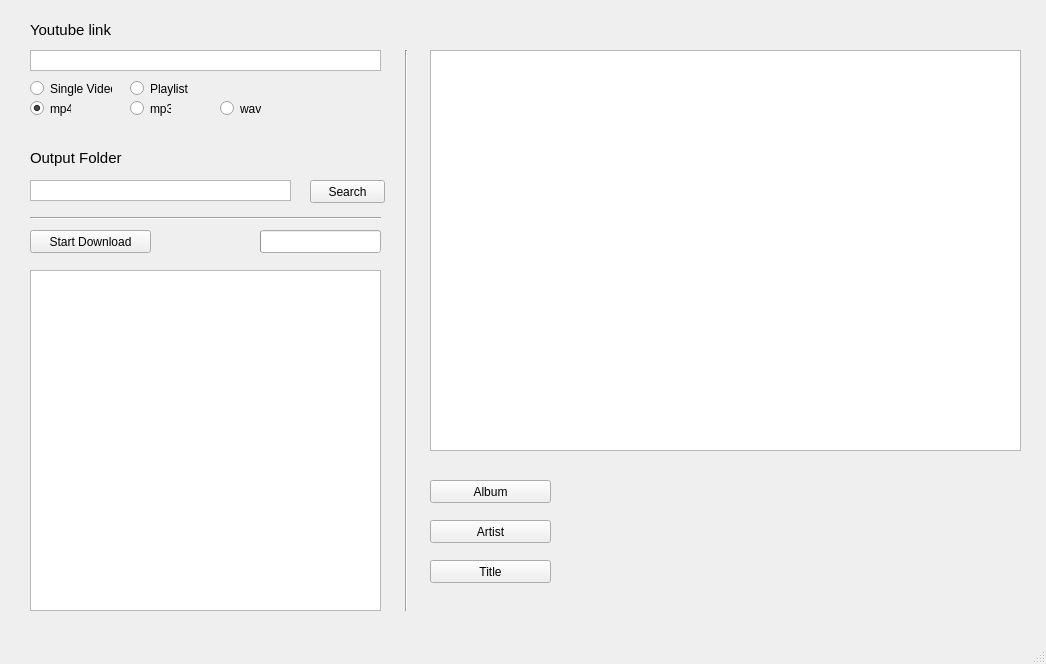
Before: the Qt Designer form qt_gui.ui in mavaras/YouTube-Downloader, drawn with Qt 5.
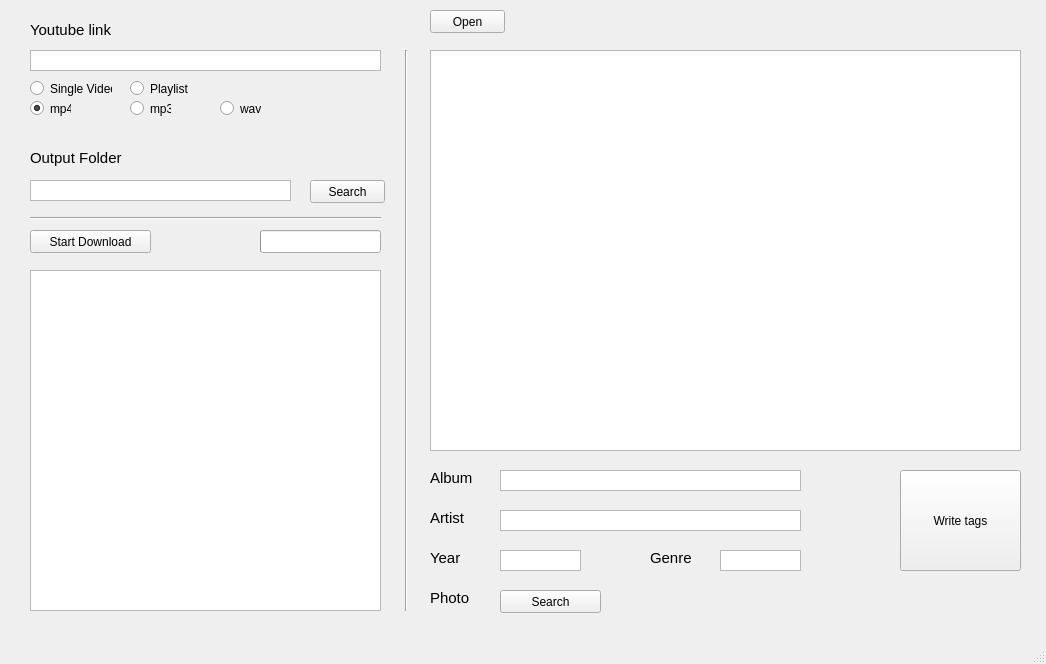
After: the same form once the commit is applied. Icons and pictures are not drawn.

Patch:
```diff
--- a/qt_gui.ui
+++ b/qt_gui.ui
@@ -304,40 +304,218 @@
    <widget class="QPushButton" name="button_chalbum">
     <property name="geometry">
      <rect>
-      <x>430</x>
-      <y>480</y>
+      <x>900</x>
+      <y>470</y>
       <width>121</width>
-      <height>23</height>
+      <height>101</height>
      </rect>
+    </property>
+    <property name="text">
+     <string>Write tags</string>
+    </property>
+   </widget>
+   <widget class="QTextEdit" name="textEdit_album">
+    <property name="enabled">
+     <bool>true</bool>
+    </property>
+    <property name="geometry">
+     <rect>
+      <x>500</x>
+      <y>470</y>
+      <width>301</width>
+      <height>21</height>
+     </rect>
+    </property>
+    <property name="acceptDrops">
+     <bool>true</bool>
+    </property>
+    <property name="verticalScrollBarPolicy">
+     <enum>Qt::ScrollBarAlwaysOff</enum>
+    </property>
+    <property name="horizontalScrollBarPolicy">
+     <enum>Qt::ScrollBarAlwaysOff</enum>
+    </property>
+   </widget>
+   <widget class="QLabel" name="label_3">
+    <property name="geometry">
+     <rect>
+      <x>430</x>
+      <y>470</y>
+      <width>51</width>
+      <height>16</height>
+     </rect>
+    </property>
+    <property name="font">
+     <font>
+      <pointsize>11</pointsize>
+     </font>
     </property>
     <property name="text">
      <string>Album</string>
     </property>
    </widget>
-   <widget class="QPushButton" name="button_chalbum_2">
+   <widget class="QLabel" name="label_4">
     <property name="geometry">
      <rect>
       <x>430</x>
-      <y>520</y>
-      <width>121</width>
-      <height>23</height>
+      <y>510</y>
+      <width>51</width>
+      <height>16</height>
      </rect>
     </property>
+    <property name="font">
+     <font>
+      <pointsize>11</pointsize>
+     </font>
+    </property>
     <property name="text">
      <string>Artist</string>
     </property>
    </widget>
-   <widget class="QPushButton" name="button_chalbum_3">
+   <widget class="QTextEdit" name="textEdit_artist">
+    <property name="enabled">
+     <bool>true</bool>
+    </property>
     <property name="geometry">
      <rect>
+      <x>500</x>
+      <y>510</y>
+      <width>301</width>
+      <height>21</height>
+     </rect>
+    </property>
+    <property name="acceptDrops">
+     <bool>true</bool>
+    </property>
+    <property name="verticalScrollBarPolicy">
+     <enum>Qt::ScrollBarAlwaysOff</enum>
+    </property>
+    <property name="horizontalScrollBarPolicy">
+     <enum>Qt::ScrollBarAlwaysOff</enum>
+    </property>
+   </widget>
+   <widget class="QLabel" name="label_5">
+    <property name="geometry">
+     <rect>
       <x>430</x>
-      <y>560</y>
-      <width>121</width>
+      <y>550</y>
+      <width>51</width>
+      <height>16</height>
+     </rect>
+    </property>
+    <property name="font">
+     <font>
+      <pointsize>11</pointsize>
+     </font>
+    </property>
+    <property name="text">
+     <string>Year</string>
+    </property>
+   </widget>
+   <widget class="QTextEdit" name="textEdit_year">
+    <property name="enabled">
+     <bool>true</bool>
+    </property>
+    <property name="geometry">
+     <rect>
+      <x>500</x>
+      <y>550</y>
+      <width>81</width>
+      <height>21</height>
+     </rect>
+    </property>
+    <property name="acceptDrops">
+     <bool>true</bool>
+    </property>
+    <property name="verticalScrollBarPolicy">
+     <enum>Qt::ScrollBarAlwaysOff</enum>
+    </property>
+    <property name="horizontalScrollBarPolicy">
+     <enum>Qt::ScrollBarAlwaysOff</enum>
+    </property>
+   </widget>
+   <widget class="QLabel" name="label_6">
+    <property name="geometry">
+     <rect>
+      <x>430</x>
+      <y>590</y>
+      <width>51</width>
+      <height>16</height>
+     </rect>
+    </property>
+    <property name="font">
+     <font>
+      <pointsize>11</pointsize>
+     </font>
+    </property>
+    <property name="text">
+     <string>Photo</string>
+    </property>
+   </widget>
+   <widget class="QPushButton" name="button_searchphoto">
+    <property name="geometry">
+     <rect>
+      <x>500</x>
+      <y>590</y>
+      <width>101</width>
       <height>23</height>
      </rect>
     </property>
     <property name="text">
-     <string>Title</string>
+     <string>Search</string>
+    </property>
+   </widget>
+   <widget class="QLabel" name="label_7">
+    <property name="geometry">
+     <rect>
+      <x>650</x>
+      <y>550</y>
+      <width>51</width>
+      <height>16</height>
+     </rect>
+    </property>
+    <property name="font">
+     <font>
+      <pointsize>11</pointsize>
+     </font>
+    </property>
+    <property name="text">
+     <string>Genre</string>
+    </property>
+   </widget>
+   <widget class="QTextEdit" name="textEdit_genre">
+    <property name="enabled">
+     <bool>true</bool>
+    </property>
+    <property name="geometry">
+     <rect>
+      <x>720</x>
+      <y>550</y>
+      <width>81</width>
+      <height>21</height>
+     </rect>
+    </property>
+    <property name="acceptDrops">
+     <bool>true</bool>
+    </property>
+    <property name="verticalScrollBarPolicy">
+     <enum>Qt::ScrollBarAlwaysOff</enum>
+    </property>
+    <property name="horizontalScrollBarPolicy">
+     <enum>Qt::ScrollBarAlwaysOff</enum>
+    </property>
+   </widget>
+   <widget class="QPushButton" name="button_openfile">
+    <property name="geometry">
+     <rect>
+      <x>430</x>
+      <y>10</y>
+      <width>75</width>
+      <height>23</height>
+     </rect>
+    </property>
+    <property name="text">
+     <string>Open</string>
     </property>
    </widget>
   </widget>
```
Left out of the diff: 2 changed lines with no effect on the pictures.
